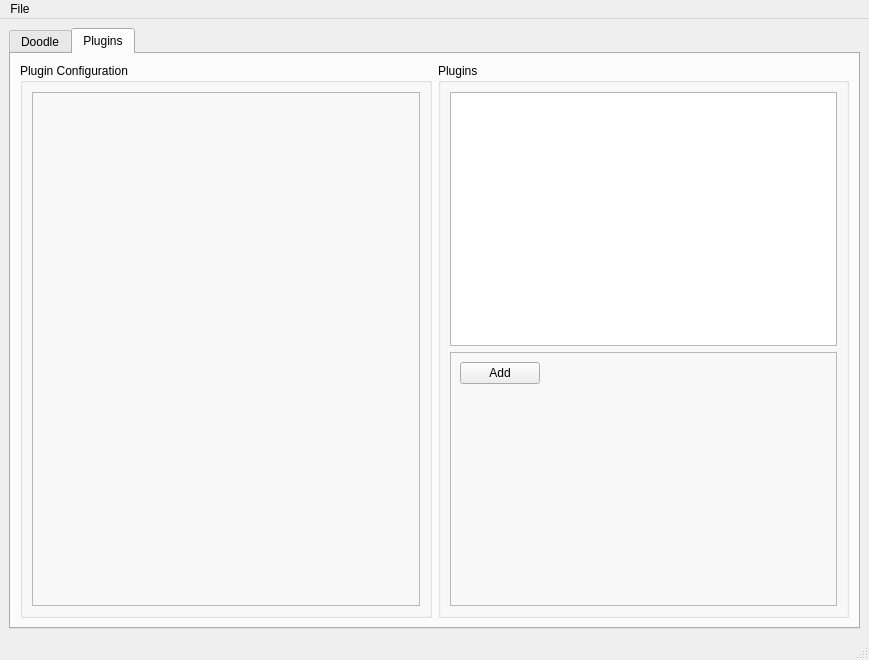
Before: the Qt Designer form LCDApp/lcd.ui in scuzzycheese/projects, drawn with Qt 5.
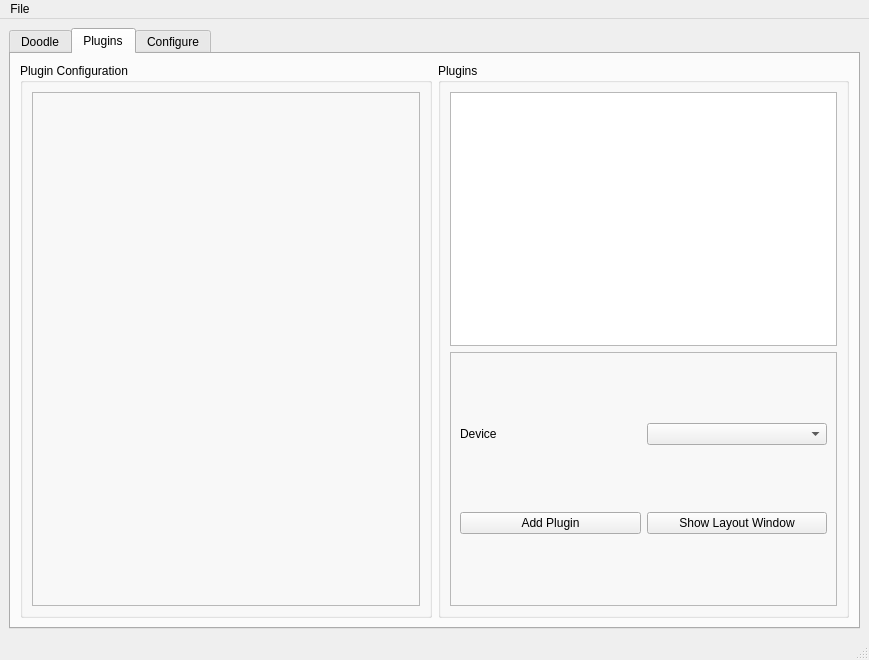
After: the same form once the commit is applied. Custom widgets are drawn as their Qt base class.

Patch:
```diff
--- a/LCDApp/lcd.ui
+++ b/LCDApp/lcd.ui
@@ -119,14 +119,31 @@
              <property name="frameShadow">
               <enum>QFrame::Raised</enum>
              </property>
-             <layout class="QFormLayout" name="formLayout">
-              <item row="0" column="0">
+             <layout class="QGridLayout" name="gridLayout_5">
+              <item row="2" column="0">
                <widget class="QPushButton" name="addPluginToList">
                 <property name="text">
-                 <string>Add</string>
+                 <string>Add Plugin</string>
                 </property>
                </widget>
               </item>
+              <item row="2" column="1">
+               <widget class="QPushButton" name="pushButton">
+                <property name="text">
+                 <string>Show Layout Window</string>
+                </property>
+               </widget>
+              </item>
+              <item row="0" column="0">
+               <widget class="QLabel" name="label">
+                <property name="text">
+                 <string>Device</string>
+                </property>
+               </widget>
+              </item>
+              <item row="0" column="1">
+               <widget class="QComboBox" name="pluginsDeviceSelection"/>
+              </item>
              </layout>
             </widget>
            </item>
@@ -160,6 +177,11 @@
         </item>
        </layout>
       </widget>
+      <widget class="QWidget" name="tab_2">
+       <attribute name="title">
+        <string>Configure</string>
+       </attribute>
+      </widget>
      </widget>
     </item>
    </layout>
```
